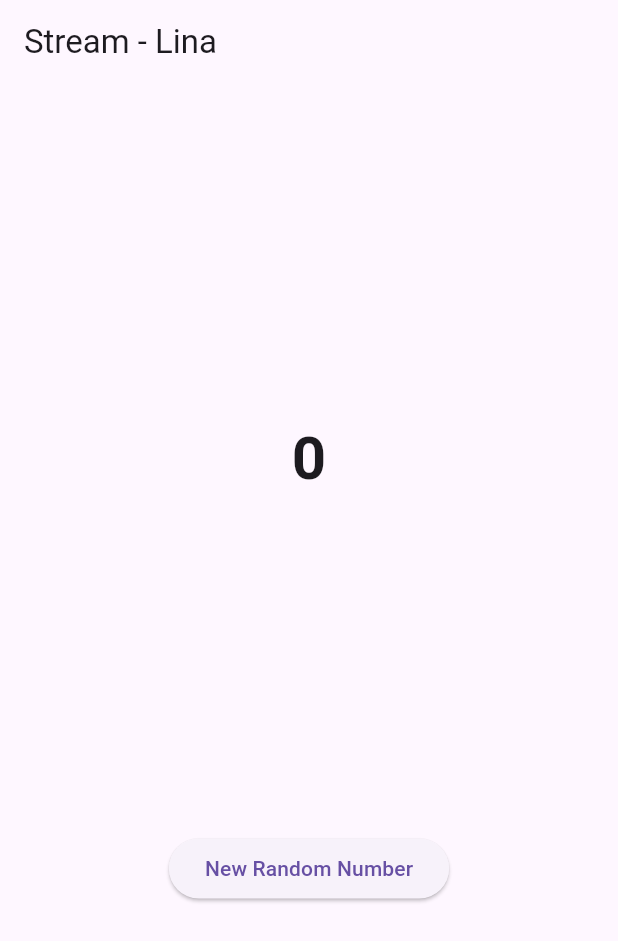
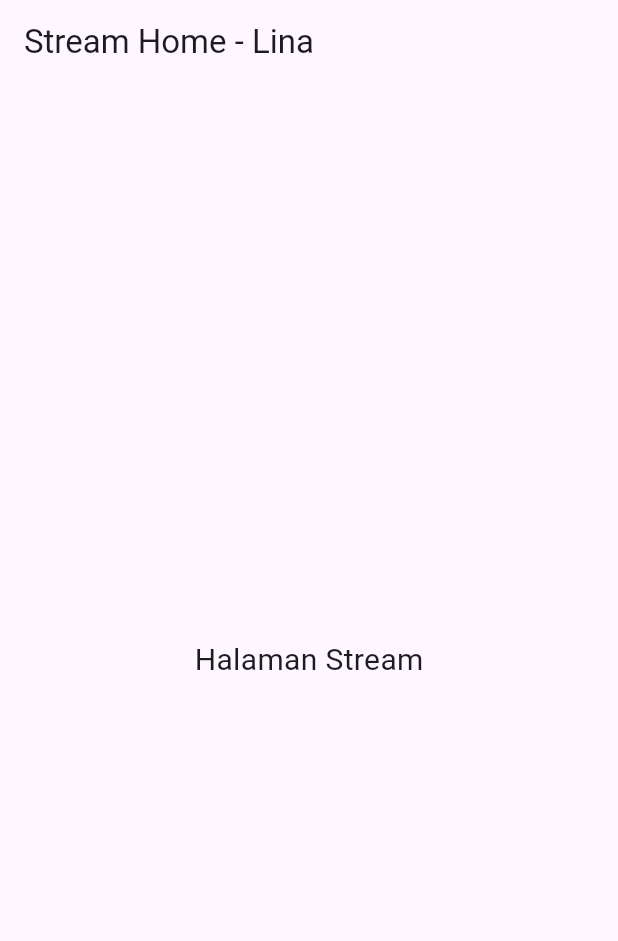
Before and after one commit to linarahmatin/2341720029-Mobile-SEM5, a Flutter app: the screen it shows after launch, on a phone screen of 412 x 824 dp. Shown: the top 941 px of the screen. Run offline on Flutter 3.47's test engine with Material 3 defaults, Android fonts, the phone set to English and light mode, and no system bars; our stand-ins replace auto_size_text, camera, geolocator, go_router.

Commit message:
Praktikum 3

```diff
--- a/Pertemuan 12/stream_lina/lib/main.dart
+++ b/Pertemuan 12/stream_lina/lib/main.dart
@@ -1,7 +1,4 @@
-import 'dart:async';
-import 'dart:math';
 import 'package:flutter/material.dart';
-import 'stream.dart';
 
 void main() {
   runApp(const MyApp());
@@ -13,7 +10,7 @@ class MyApp extends StatelessWidget {
   @override
   Widget build(BuildContext context) {
     return MaterialApp(
-      title: 'Stream - Lina',
+      title: 'Stream',
       theme: ThemeData(
         primarySwatch: Colors.pink,
       ),
@@ -30,106 +27,16 @@ class StreamHomePage extends StatefulWidget {
 }
 
 class _StreamHomePageState extends State<StreamHomePage> {
-  // Untuk ColorStream
-  Color bgColor = Colors.blueGrey;
-  late ColorStream colorStream;
-
-  // Untuk NumberStream
-  int lastNumber = 0;
-  late StreamController numberStreamController;
-  late NumberStream numberStream;
-
-  // === Variabel baru untuk transformer ===
-  late StreamTransformer<int, int> transformer;
-
-  // Method warna
-  void changeColor() {
-    colorStream.getColors().listen((eventColor) {
-      setState(() {
-        bgColor = eventColor;
-      });
-    });
-  }
-
-  @override
-  void initState() {
-    // Warna berjalan otomatis
-    colorStream = ColorStream();
-    changeColor();
-
-    // Stream angka
-    numberStream = NumberStream();
-    numberStreamController = numberStream.controller;
-
-    Stream stream = numberStreamController.stream;
-
-    // === Tambahkan StreamTransformer ===
-    transformer = StreamTransformer<int, int>.fromHandlers(
-      handleData: (value, sink) {
-        sink.add(value * 10); // semua angka dikali 10
-      },
-      handleError: (error, trace, sink) {
-        sink.add(-1); // jika error → kirim -1
-      },
-      handleDone: (sink) => sink.close(),
-    );
-
-    // === Listener memakai transformer ===
-    stream.transform(transformer).listen(
-      (event) {
-        setState(() {
-          lastNumber = event;
-        });
-      },
-    ).onError((error) {
-      setState(() {
-        lastNumber = -1;
-      });
-    });
-
-    super.initState();
-  }
-
-  @override
-  void dispose() {
-    numberStreamController.close();
-    super.dispose();
-  }
-
-  // Kembali ke angka random normal
-  void addRandomNumber() {
-    Random random = Random();
-    int myNum = random.nextInt(10);
-
-    numberStream.addNumberToSink(myNum);
-
-    // numberStream.addError(); // tetap dikomentari
-  }
-
   @override
   Widget build(BuildContext context) {
     return Scaffold(
       appBar: AppBar(
-        title: const Text('Stream - Lina'),
+        title: const Text("Stream Home - Lina"),
       ),
-      body: SizedBox(
-        width: double.infinity,
-        child: Column(
-          mainAxisAlignment: MainAxisAlignment.spaceEvenly,
-          crossAxisAlignment: CrossAxisAlignment.center,
-          children: [
-            Text(
-              lastNumber.toString(),
-              style: const TextStyle(
-                fontSize: 40,
-                fontWeight: FontWeight.bold,
-              ),
-            ),
-            ElevatedButton(
-              onPressed: () => addRandomNumber(),
-              child: const Text('New Random Number'),
-            ),
-          ],
+      body: const Center(
+        child: Text(
+          "Halaman Stream",
+          style: TextStyle(fontSize: 20),
         ),
       ),
     );
```
